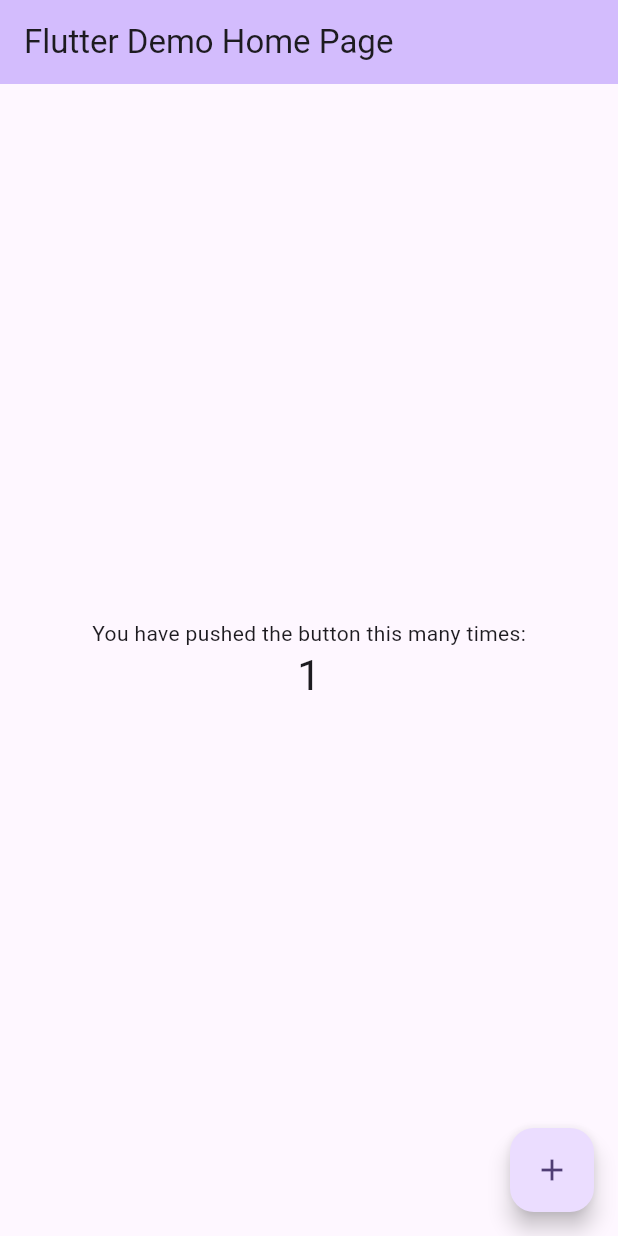
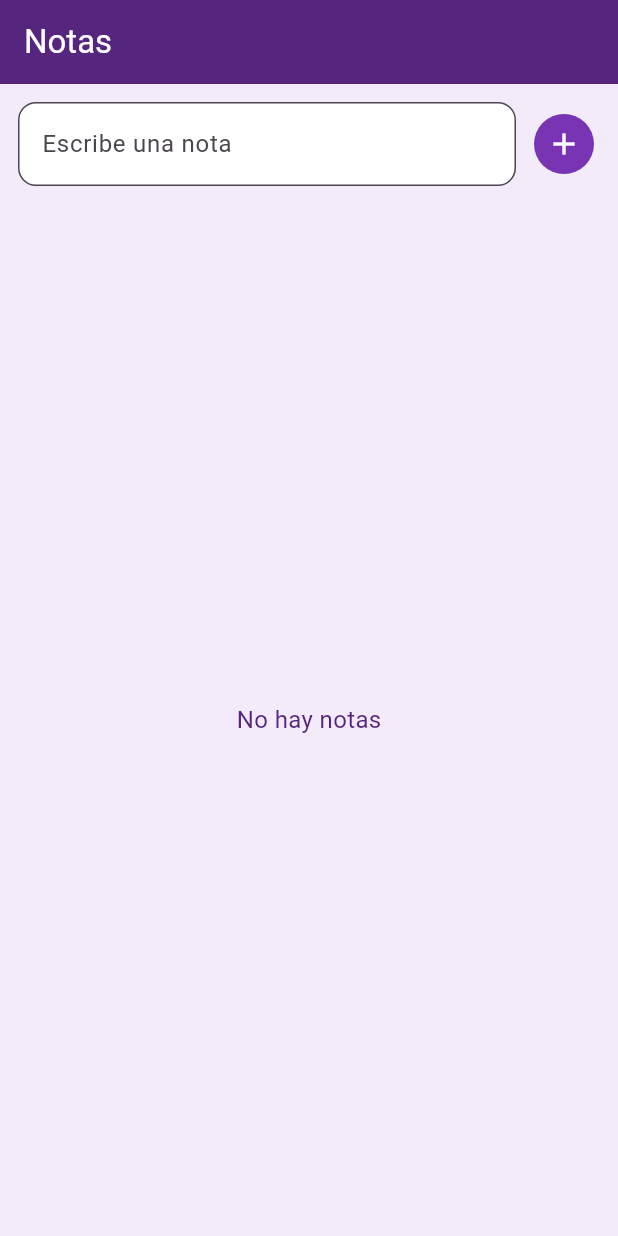
Before and after one commit to EMP-07/T4-interfaces-naturales, a Flutter app: the screen it shows after launch, after a tap on the "add" icon, on a phone screen of 412 x 824 dp. Run offline on Flutter 3.47's test engine with Material 3 defaults, Android fonts, the phone set to English and light mode, and no system bars; our stand-ins replace flutter_tts, sensors_plus, speech_to_text.

Commit message:
Actividad 2 - Paso 3: lista de notas, deshacer y sensor

```diff
--- a/notas_gestos/lib/main.dart
+++ b/notas_gestos/lib/main.dart
@@ -1,122 +1,226 @@
+import 'dart:async';
+
 import 'package:flutter/material.dart';
+import 'package:sensors_plus/sensors_plus.dart';
 
-void main() {
-  runApp(const MyApp());
-}
+import 'detector_agitado.dart';
+import 'tema.dart';
 
-class MyApp extends StatelessWidget {
-  const MyApp({super.key});
+void main() => runApp(const NotasGestosApp());
 
-  // This widget is the root of your application.
+class NotasGestosApp extends StatelessWidget {
+  const NotasGestosApp({super.key});
+
   @override
   Widget build(BuildContext context) {
     return MaterialApp(
-      title: 'Flutter Demo',
-      theme: ThemeData(
-        // This is the theme of your application.
-        //
-        // TRY THIS: Try running your application with "flutter run". You'll see
-        // the application has a purple toolbar. Then, without quitting the app,
-        // try changing the seedColor in the colorScheme below to Colors.green
-        // and then invoke "hot reload" (save your changes or press the "hot
-        // reload" button in a Flutter-supported IDE, or press "r" if you used
-        // the command line to start the app).
-        //
-        // Notice that the counter didn't reset back to zero; the application
-        // state is not lost during the reload. To reset the state, use hot
-        // restart instead.
-        //
-        // This works for code too, not just values: Most code changes can be
-        // tested with just a hot reload.
-        colorScheme: .fromSeed(seedColor: Colors.deepPurple),
-      ),
-      home: const MyHomePage(title: 'Flutter Demo Home Page'),
+      title: 'Notas',
+      debugShowCheckedModeBanner: false,
+      theme: temaMorado(),
+      home: const PantallaNotas(),
     );
   }
 }
 
-class MyHomePage extends StatefulWidget {
-  const MyHomePage({super.key, required this.title});
+/// Una nota con un id único (lo necesita Dismissible como clave).
+class Nota {
+  Nota(this.id, this.texto);
+  final int id;
+  final String texto;
+}
 
-  // This widget is the home page of your application. It is stateful, meaning
-  // that it has a State object (defined below) that contains fields that affect
-  // how it looks.
-
-  // This class is the configuration for the state. It holds the values (in this
-  // case the title) provided by the parent (in this case the App widget) and
-  // used by the build method of the State. Fields in a Widget subclass are
-  // always marked "final".
-
-  final String title;
+class PantallaNotas extends StatefulWidget {
+  const PantallaNotas({super.key});
 
   @override
-  State<MyHomePage> createState() => _MyHomePageState();
+  State<PantallaNotas> createState() => _PantallaNotasState();
 }
 
-class _MyHomePageState extends State<MyHomePage> {
-  int _counter = 0;
+class _PantallaNotasState extends State<PantallaNotas> {
+  final List<Nota> _notas = [];
+  final TextEditingController _campo = TextEditingController();
+  final DetectorAgitado _detector = DetectorAgitado();
+  StreamSubscription<UserAccelerometerEvent>? _suscripcion;
 
-  void _incrementCounter() {
+  int _siguienteId = 0;
+
+  // Última nota borrada y su posición (para deshacer).
+  Nota? _notaBorrada;
+  int? _posicionBorrada;
+
+  @override
+  void initState() {
+    super.initState();
+    // Empezamos a escuchar el sensor cuando la pantalla ya está dibujada.
+    WidgetsBinding.instance.addPostFrameCallback((_) => _escucharSensor());
+  }
+
+  // ------------------------------ Notas ------------------------------
+
+  void _anadirNota() {
+    final texto = _campo.text.trim();
+    if (texto.isEmpty) return;
     setState(() {
-      // This call to setState tells the Flutter framework that something has
-      // changed in this State, which causes it to rerun the build method below
-      // so that the display can reflect the updated values. If we changed
-      // _counter without calling setState(), then the build method would not be
-      // called again, and so nothing would appear to happen.
-      _counter++;
+      _notas.add(Nota(_siguienteId++, texto));
+      _campo.clear();
     });
   }
 
+  /// 3.2: borra, guarda la nota y su posición, y ofrece «Deshacer».
+  void _borrarNota(int posicion) {
+    final nota = _notas[posicion];
+    setState(() {
+      _notas.removeAt(posicion);
+      _notaBorrada = nota;
+      _posicionBorrada = posicion;
+    });
+    _mostrarAviso(SnackBar(
+      content: const Text('Nota borrada'),
+      action: SnackBarAction(label: 'Deshacer', onPressed: _deshacer),
+    ));
+  }
+
+  /// Vuelve a poner la última nota borrada en su sitio.
+  void _deshacer() {
+    final nota = _notaBorrada;
+    if (nota == null) return;
+    setState(() {
+      // Si la lista ha cambiado y la posición ya no existe, va al final.
+      var posicion = _posicionBorrada ?? _notas.length;
+      if (posicion > _notas.length) posicion = _notas.length;
+      _notas.insert(posicion, nota);
+      _notaBorrada = null;
+      _posicionBorrada = null;
+    });
+  }
+
+  /// 3.3 y 3.4: al agitar se recupera la nota; si no hay, no hace nada.
+  void _alAgitar() {
+    if (_notaBorrada == null) return;
+    _deshacer();
+    _mostrarAviso(const SnackBar(content: Text('Nota recuperada al agitar')));
+  }
+
+  void _mostrarAviso(SnackBar aviso) {
+    ScaffoldMessenger.of(context)
+      ..hideCurrentSnackBar()
+      ..showSnackBar(aviso);
+  }
+
+  // ------------------------------ Sensor ------------------------------
+
+  /// 3.3: escucha el acelerómetro sin gravedad.
+  void _escucharSensor() {
+    _suscripcion = userAccelerometerEventStream(
+      samplingPeriod: SensorInterval.gameInterval,
+    ).listen((e) {
+      if (_detector.procesar(e.x, e.y, e.z, DateTime.now())) _alAgitar();
+    });
+  }
+
+  // ------------------------------ Interfaz ------------------------------
+
   @override
   Widget build(BuildContext context) {
-    // This method is rerun every time setState is called, for instance as done
-    // by the _incrementCounter method above.
-    //
-    // The Flutter framework has been optimized to make rerunning build methods
-    // fast, so that you can just rebuild anything that needs updating rather
-    // than having to individually change instances of widgets.
     return Scaffold(
       appBar: AppBar(
-        // TRY THIS: Try changing the color here to a specific color (to
-        // Colors.amber, perhaps?) and trigger a hot reload to see the AppBar
-        // change color while the other colors stay the same.
-        backgroundColor: Theme.of(context).colorScheme.inversePrimary,
-        // Here we take the value from the MyHomePage object that was created by
-        // the App.build method, and use it to set our appbar title.
-        title: Text(widget.title),
+        title: const Text('Notas'),
+        backgroundColor: Paleta.c700,
+        foregroundColor: Colors.white,
       ),
-      body: Center(
-        // Center is a layout widget. It takes a single child and positions it
-        // in the middle of the parent.
-        child: Column(
-          // Column is also a layout widget. It takes a list of children and
-          // arranges them vertically. By default, it sizes itself to fit its
-          // children horizontally, and tries to be as tall as its parent.
-          //
-          // Column has various properties to control how it sizes itself and
-          // how it positions its children. Here we use mainAxisAlignment to
-          // center the children vertically; the main axis here is the vertical
-          // axis because Columns are vertical (the cross axis would be
-          // horizontal).
-          //
-          // TRY THIS: Invoke "debug painting" (choose the "Toggle Debug Paint"
-          // action in the IDE, or press "p" in the console), to see the
-          // wireframe for each widget.
-          mainAxisAlignment: .center,
-          children: [
-            const Text('You have pushed the button this many times:'),
-            Text(
-              '$_counter',
-              style: Theme.of(context).textTheme.headlineMedium,
+      body: Column(
+        children: [
+          // Campo para añadir notas
+          Padding(
+            padding: const EdgeInsets.all(12),
+            child: Row(
+              children: [
+                Expanded(
+                  child: TextField(
+                    controller: _campo,
+                    textInputAction: TextInputAction.done,
+                    onSubmitted: (_) => _anadirNota(),
+                    decoration: InputDecoration(
+                      hintText: 'Escribe una nota',
+                      filled: true,
+                      fillColor: Colors.white,
+                      border: OutlineInputBorder(
+                        borderRadius: BorderRadius.circular(12),
+                        borderSide: const BorderSide(color: Paleta.c300),
+                      ),
+                      focusedBorder: OutlineInputBorder(
+                        borderRadius: BorderRadius.circular(12),
+                        borderSide: const BorderSide(color: Paleta.c600, width: 2),
+                      ),
+                    ),
+                  ),
+                ),
+                const SizedBox(width: 8),
+                IconButton.filled(
+                  tooltip: 'Añadir nota',
+                  onPressed: _anadirNota,
+                  style: IconButton.styleFrom(
+                    backgroundColor: Paleta.c600,
+                    foregroundColor: Colors.white,
+                  ),
+                  icon: const Icon(Icons.add),
+                ),
+              ],
             ),
-          ],
-        ),
-      ),
-      floatingActionButton: FloatingActionButton(
-        onPressed: _incrementCounter,
-        tooltip: 'Increment',
-        child: const Icon(Icons.add),
+          ),
+          Expanded(child: _lista()),
+        ],
       ),
     );
   }
+
+  Widget _lista() {
+    if (_notas.isEmpty) {
+      return const Center(
+        child: Text(
+          'No hay notas',
+          style: TextStyle(color: Paleta.c700, fontSize: 16),
+        ),
+      );
+    }
+    return ListView.builder(
+      padding: const EdgeInsets.symmetric(horizontal: 12),
+      itemCount: _notas.length,
+      itemBuilder: (context, i) {
+        final nota = _notas[i];
+        // 3.1: borrar deslizando (Dismissible) o con el botón.
+        return Dismissible(
+          key: ValueKey(nota.id),
+          background: _fondoBorrar(Alignment.centerLeft),
+          secondaryBackground: _fondoBorrar(Alignment.centerRight),
+          onDismissed: (_) => _borrarNota(i),
+          child: Card(
+            color: Colors.white,
+            child: ListTile(
+              title: Text(nota.texto),
+              trailing: IconButton(
+                tooltip: 'Borrar nota',
+                color: Paleta.c600,
+                icon: const Icon(Icons.delete_outline),
+                onPressed: () => _borrarNota(i),
+              ),
+            ),
+          ),
+        );
+      },
+    );
+  }
+
+  Widget _fondoBorrar(Alignment alineacion) {
+    return Container(
+      alignment: alineacion,
+      padding: const EdgeInsets.symmetric(horizontal: 20),
+      margin: const EdgeInsets.symmetric(vertical: 4),
+      decoration: BoxDecoration(
+        color: Paleta.c200,
+        borderRadius: BorderRadius.circular(12),
+      ),
+      child: const Icon(Icons.delete, color: Paleta.c800),
+    );
+  }
 }
--- /dev/null
+++ b/notas_gestos/lib/tema.dart
@@ -0,0 +1,49 @@
+import 'package:flutter/material.dart';
+
+/// Paleta de colores morada usada en toda la app.
+class Paleta {
+  static const c50 = Color(0xFFF3EBF9);
+  static const c100 = Color(0xFFDDC8EF);
+  static const c200 = Color(0xFFC8A4E5);
+  static const c300 = Color(0xFFB281DA);
+  static const c400 = Color(0xFF9C5DD0);
+  static const c500 = Color(0xFF8739C6);
+  static const c600 = Color(0xFF7934B3);
+  static const c700 = Color(0xFF56257E);
+  static const c800 = Color(0xFF3E1A5B);
+  static const c900 = Color(0xFF261037);
+  static const c950 = Color(0xFF0D0614);
+}
+
+/// Tema general: fondos, botones y avisos con la paleta.
+ThemeData temaMorado() {
+  final esquema = ColorScheme.fromSeed(seedColor: Paleta.c500).copyWith(
+    primary: Paleta.c600,
+    onPrimary: Colors.white,
+    primaryContainer: Paleta.c100,
+    onPrimaryContainer: Paleta.c900,
+    secondary: Paleta.c400,
+    onSecondary: Colors.white,
+    surface: Paleta.c50,
+    onSurface: Paleta.c950,
+    outline: Paleta.c300,
+  );
+
+  return ThemeData(
+    useMaterial3: true,
+    colorScheme: esquema,
+    scaffoldBackgroundColor: Paleta.c50,
+    filledButtonTheme: FilledButtonThemeData(
+      style: FilledButton.styleFrom(
+        backgroundColor: Paleta.c600,
+        foregroundColor: Colors.white,
+      ),
+    ),
+    snackBarTheme: const SnackBarThemeData(
+      backgroundColor: Paleta.c800,
+      contentTextStyle: TextStyle(color: Colors.white),
+      actionTextColor: Paleta.c200,
+      behavior: SnackBarBehavior.floating,
+    ),
+  );
+}
```
